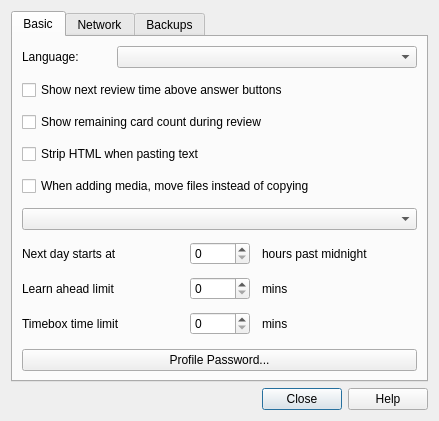
This is designer/preferences.ui in ankitects/anki as Qt 5 draws it before an edit. The edited form follows.
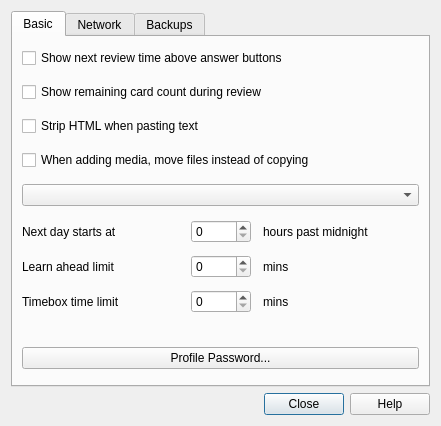
This is the edited form.

Commit message: refactor language handling

Diff of the .ui file:
```diff
--- a/designer/preferences.ui
+++ b/designer/preferences.ui
@@ -6,8 +6,8 @@
    <rect>
     <x>0</x>
     <y>0</y>
-    <width>439</width>
-    <height>420</height>
+    <width>441</width>
+    <height>426</height>
    </rect>
   </property>
   <property name="windowTitle">
@@ -30,27 +30,6 @@
        <property name="spacing">
         <number>12</number>
        </property>
-       <item>
-        <layout class="QHBoxLayout" name="horizontalLayout_2">
-         <item>
-          <widget class="QLabel" name="label">
-           <property name="text">
-            <string>Language:</string>
-           </property>
-          </widget>
-         </item>
-         <item>
-          <widget class="QComboBox" name="interfaceLang">
-           <property name="minimumSize">
-            <size>
-             <width>300</width>
-             <height>0</height>
-            </size>
-           </property>
-          </widget>
-         </item>
-        </layout>
-       </item>
        <item>
         <widget class="QCheckBox" name="showEstimates">
          <property name="text">
```
Left out of the diff: 1 changed line with no effect on the pictures. The commit also changes 4 other files.
